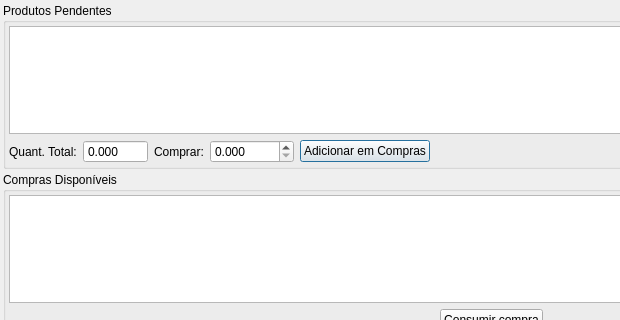
The window that ui/produtospendentes.ui (darktorres/ERP-STACCATO) describes before a commit, drawn with Qt 5; both pictures show x 0 to 620 and y 0 to 320 of the 985 by 509 pixel window.
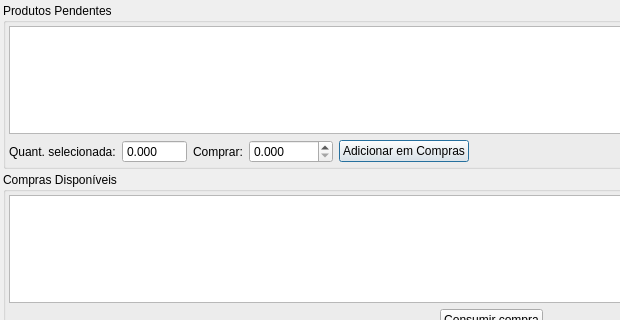
The same window after the commit. Custom widgets are drawn as their Qt base class.

```diff
--- a/ui/produtospendentes.ui
+++ b/ui/produtospendentes.ui
@@ -70,7 +70,7 @@
       <item row="1" column="0">
        <widget class="QLabel" name="labelQuantTotal">
         <property name="text">
-         <string>Quant. Total:</string>
+         <string>Quant. selecionada:</string>
         </property>
        </widget>
       </item>
```
